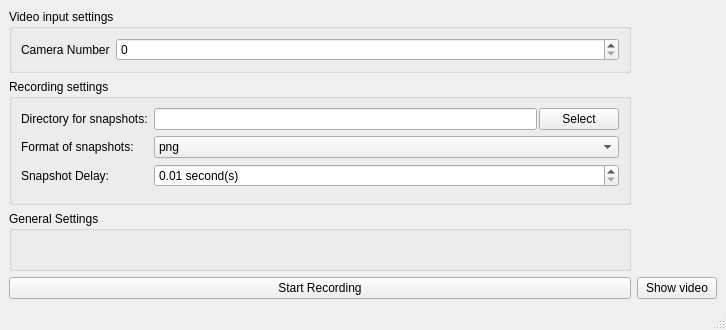
MichaelMueller/HomePrism, file HomePrism.ui: the form before one commit.
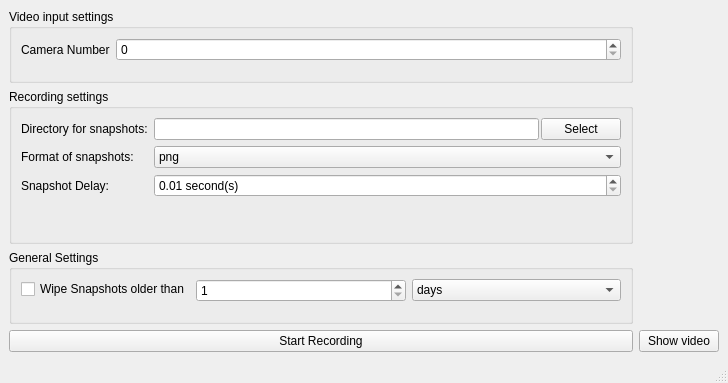
The form after the commit. Icons and pictures are not drawn. Custom widgets are drawn as their Qt base class.

Commit message: incorporated wiping of snapshots

Patch:
```diff
--- a/HomePrism.ui
+++ b/HomePrism.ui
@@ -6,8 +6,8 @@
    <rect>
     <x>0</x>
     <y>0</y>
-    <width>726</width>
-    <height>330</height>
+    <width>728</width>
+    <height>383</height>
    </rect>
   </property>
   <property name="windowTitle">
@@ -178,6 +178,62 @@
       <property name="title">
        <string>General Settings</string>
       </property>
+      <layout class="QFormLayout" name="formLayout_3">
+       <item row="0" column="1">
+        <widget class="QWidget" name="widget" native="true">
+         <layout class="QHBoxLayout" name="horizontalLayout_2">
+          <property name="leftMargin">
+           <number>0</number>
+          </property>
+          <property name="topMargin">
+           <number>0</number>
+          </property>
+          <property name="rightMargin">
+           <number>0</number>
+          </property>
+          <property name="bottomMargin">
+           <number>0</number>
+          </property>
+          <item>
+           <widget class="QSpinBox" name="wipeTime">
+            <property name="minimum">
+             <number>1</number>
+            </property>
+            <property name="maximum">
+             <number>999999999</number>
+            </property>
+           </widget>
+          </item>
+          <item>
+           <widget class="QComboBox" name="wipeTimeMultiplier">
+            <item>
+             <property name="text">
+              <string>days</string>
+             </property>
+            </item>
+            <item>
+             <property name="text">
+              <string>hours</string>
+             </property>
+            </item>
+            <item>
+             <property name="text">
+              <string>minutes</string>
+             </property>
+            </item>
+           </widget>
+          </item>
+         </layout>
+        </widget>
+       </item>
+       <item row="0" column="0">
+        <widget class="QCheckBox" name="wipeCheckBox">
+         <property name="text">
+          <string>Wipe Snapshots older than</string>
+         </property>
+        </widget>
+       </item>
+      </layout>
      </widget>
     </item>
     <item row="0" column="2" rowspan="4">
```
Left out of the diff: 2 changed lines with no effect on the pictures. The commit also changes 2 other files.
